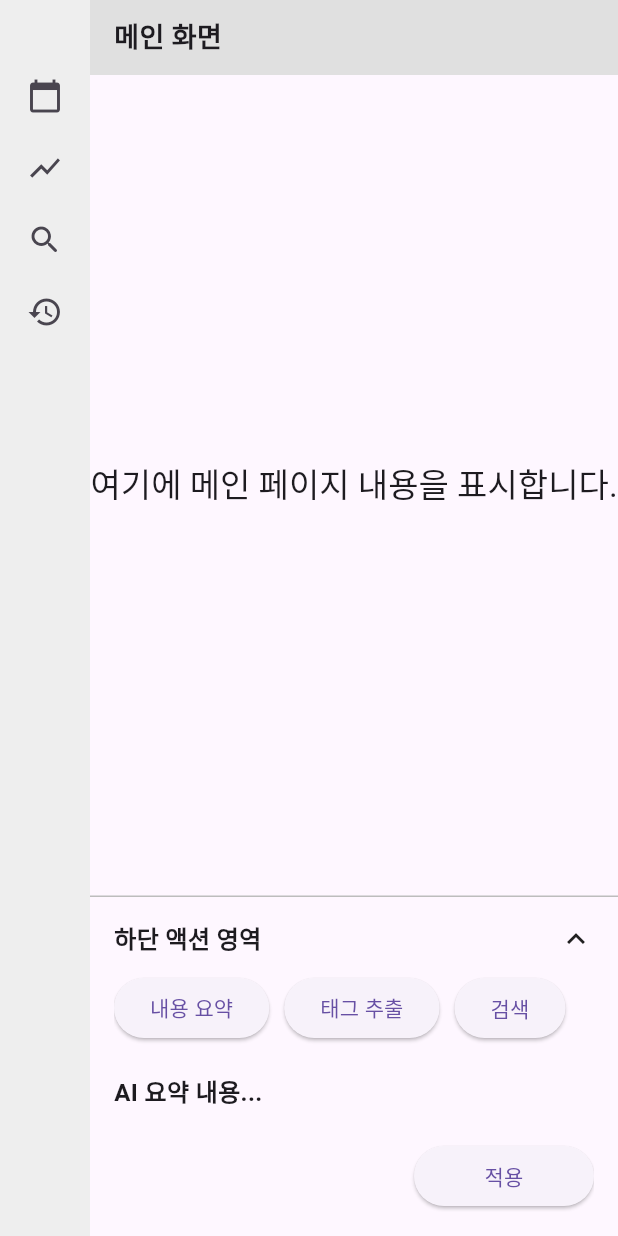
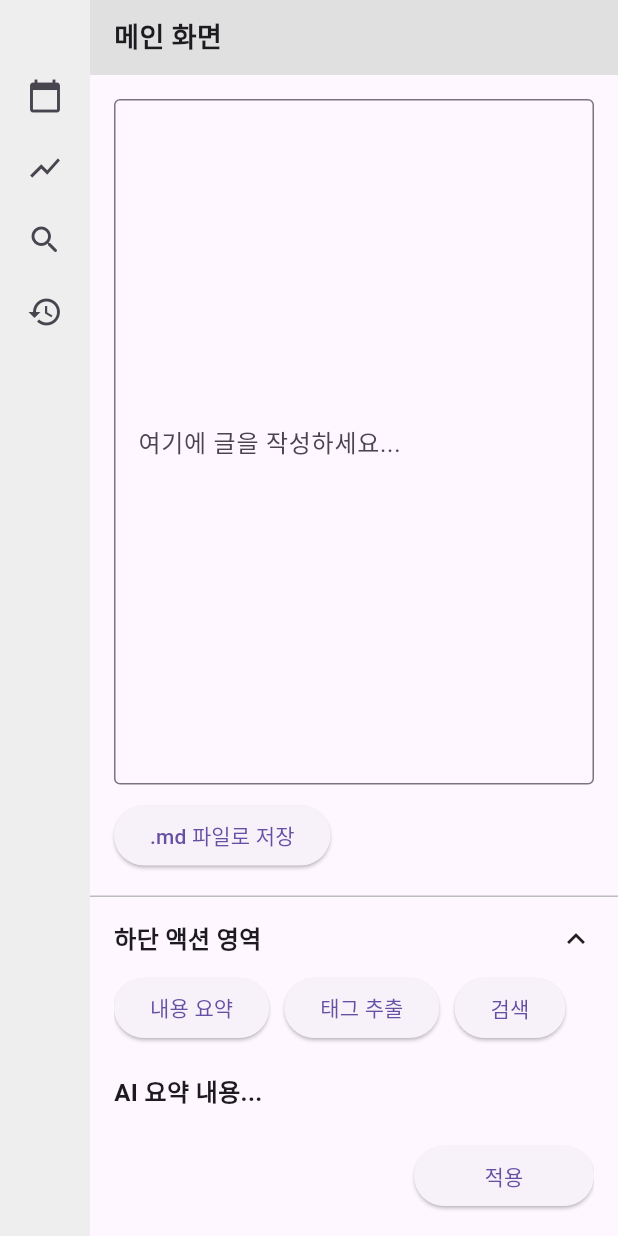
Before and after one commit to SeongBae-applepie/memodro, a Flutter app: the screen it shows after launch, on a phone screen of 412 x 824 dp. Run offline on Flutter 3.47's test engine with Material 3 defaults, Android fonts, the phone set to English and light mode, and no system bars; our stand-ins replace table_calendar; missing offline and left inert: dart:html, flutter_graph_view.

```diff
--- a/lib/meeting_screen.dart
+++ b/lib/meeting_screen.dart
@@ -1,9 +1,66 @@
+import 'dart:io' show File, Directory, Platform;
+import 'package:flutter/foundation.dart' show kIsWeb;
 import 'package:flutter/material.dart';
+import 'package:path/path.dart' as p;
+
 import 'left_sidebar_layout.dart';
 import 'bottom_section.dart';
+import 'utils/web_helper.dart';
 
-class MeetingScreen extends StatelessWidget {
+class MeetingScreen extends StatefulWidget {
   const MeetingScreen({super.key});
+
+  @override
+  State<MeetingScreen> createState() => _MeetingScreenState();
+}
+
+class _MeetingScreenState extends State<MeetingScreen> {
+  final TextEditingController _controller = TextEditingController();
+  String _status = '';
+
+  /// ✅ 원하는 저장 경로 설정
+  Future<String> getCustomSavePath() async {
+    final home = Platform.environment['HOME'] ?? '/Users/unknown_user';
+    final folderPath = '$home/Memo'; // 완전히 명시적인 경로 사용
+    final directory = Directory(folderPath);
+
+    if (!await directory.exists()) {
+      await directory.create(recursive: true);
+    }
+
+    return folderPath;
+  }
+
+  Future<void> _saveMarkdown() async {
+    final content = _controller.text;
+
+    if (kIsWeb) {
+      downloadMarkdownWeb(content);
+      setState(() {
+        _status = "웹에서 다운로드됨 ✅";
+      });
+    } else if (Platform.isMacOS) {
+      try {
+        final saveDir = await getCustomSavePath();
+        final fileName = 'note_${DateTime.now().millisecondsSinceEpoch}.md';
+        final filePath = p.join(saveDir, fileName);
+
+        final file = File(filePath);
+        await file.writeAsString(content);
+        setState(() {
+          _status = "저장 완료: $filePath";
+        });
+      } catch (e) {
+        setState(() {
+          _status = "오류 발생 ❌: $e";
+        });
+      }
+    } else {
+      setState(() {
+        _status = "이 플랫폼은 아직 지원되지 않아요 🛑";
+      });
+    }
+  }
 
   @override
   Widget build(BuildContext context) {
@@ -12,7 +69,6 @@ class MeetingScreen extends StatelessWidget {
       child: Column(
         crossAxisAlignment: CrossAxisAlignment.start,
         children: [
-          // 상단 헤더 영역
           Container(
             height: 50,
             color: Colors.grey[300],
@@ -23,16 +79,45 @@ class MeetingScreen extends StatelessWidget {
               style: TextStyle(fontSize: 18, fontWeight: FontWeight.bold),
             ),
           ),
-          // 메인 콘텐츠 영역
           Expanded(
-            child: Center(
-              child: Text(
-                '여기에 메인 페이지 내용을 표시합니다.',
-                style: Theme.of(context).textTheme.titleLarge,
+            child: Padding(
+              padding: const EdgeInsets.all(16.0),
+              child: Column(
+                children: [
+                  Expanded(
+                    child: TextField(
+                      controller: _controller,
+                      maxLines: null,
+                      expands: true,
+                      decoration: const InputDecoration(
+                        hintText: '여기에 글을 작성하세요...',
+                        border: OutlineInputBorder(),
+                      ),
+                    ),
+                  ),
+                  const SizedBox(height: 10),
+                  Row(
+                    children: [
+                      ElevatedButton(
+                        onPressed: _saveMarkdown,
+                        child: const Text('.md 파일로 저장'),
+                      ),
+                      const SizedBox(width: 10),
+                      Flexible(
+                        child: Text(
+                          _status,
+                          style: const TextStyle(
+                            fontSize: 12,
+                            color: Colors.grey,
+                          ),
+                        ),
+                      ),
+                    ],
+                  ),
+                ],
               ),
             ),
           ),
-          // 하단 액션 영역 (CollapsibleBottomSection)
           const CollapsibleBottomSection(),
         ],
       ),
--- /dev/null
+++ b/lib/utils/web_helper.dart
@@ -0,0 +1,2 @@
+// 조건부 import만! 절대 dart:html 넣지 마세요!
+export 'web_helper_stub.dart' if (dart.library.html) 'web_helper_real.dart';
--- /dev/null
+++ b/lib/utils/web_helper_stub.dart
@@ -0,0 +1,4 @@
+// 웹이 아닌 환경에서는 이 함수가 실행됨
+void downloadMarkdownWeb(String content) {
+  // 아무 작업도 하지 않음
+}
--- a/pubspec.yaml
+++ b/pubspec.yaml
@@ -35,6 +35,7 @@ dependencies:
   # Use with the CupertinoIcons class for iOS style icons.
   cupertino_icons: ^1.0.8
   flutter_graph_view: ^1.1.4
+  path_provider: ^2.0.11
 
 
 dev_dependencies:
```
Also changed, not shown: lib/aa.dart (+141 -0 lines), lib/utils/web_helper_real.dart (added, +13 -0 lines), pubspec.lock, 10 other files.
